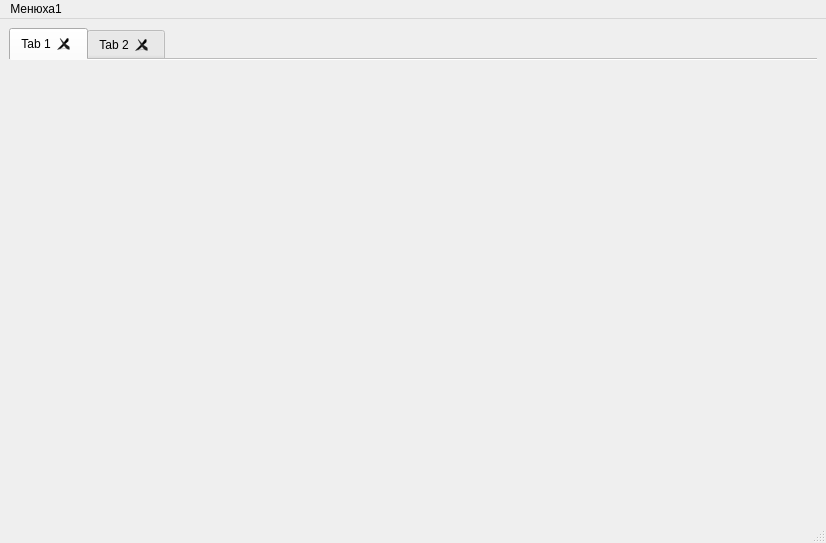
First picture: the form in mainwindow.ui, repository Sakton/CONVEYANCE_Q, before the edit.
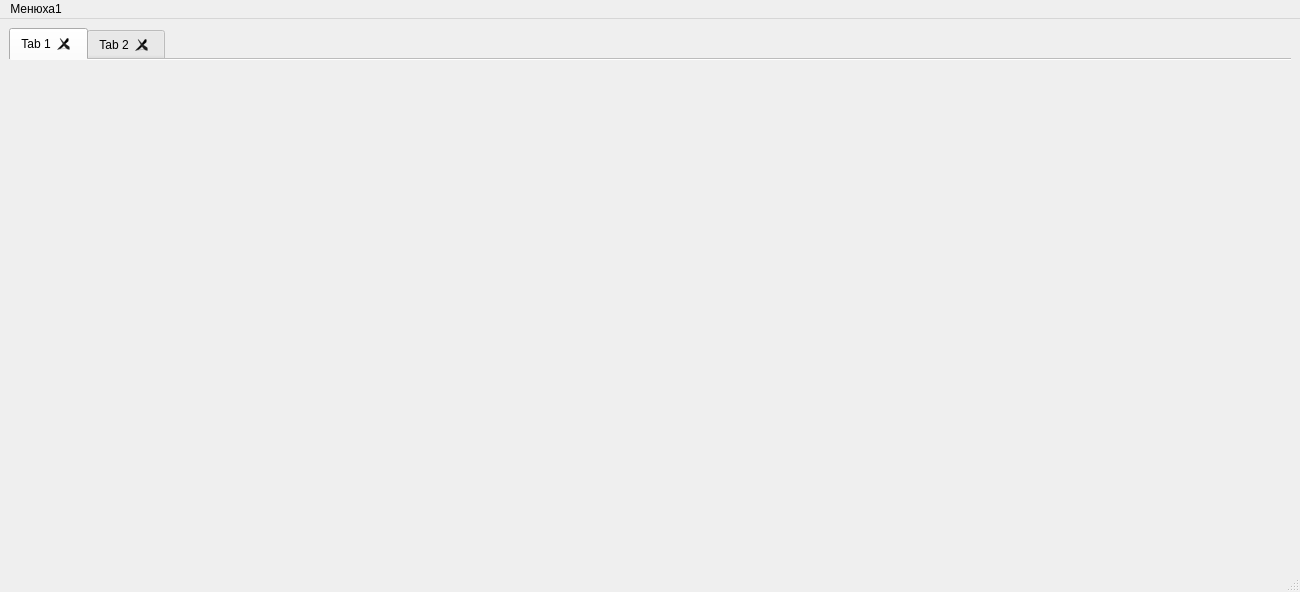
Second picture: the form after the edit.

Patch:
```diff
--- a/mainwindow.ui
+++ b/mainwindow.ui
@@ -6,10 +6,16 @@
    <rect>
     <x>0</x>
     <y>0</y>
-    <width>826</width>
-    <height>543</height>
+    <width>1300</width>
+    <height>592</height>
    </rect>
   </property>
+  <property name="minimumSize">
+   <size>
+    <width>1300</width>
+    <height>0</height>
+   </size>
+  </property>
   <property name="windowTitle">
    <string>CONVEYANCE</string>
   </property>
@@ -64,7 +70,7 @@
     <rect>
      <x>0</x>
      <y>0</y>
-     <width>826</width>
+     <width>1300</width>
      <height>21</height>
     </rect>
    </property>
```
